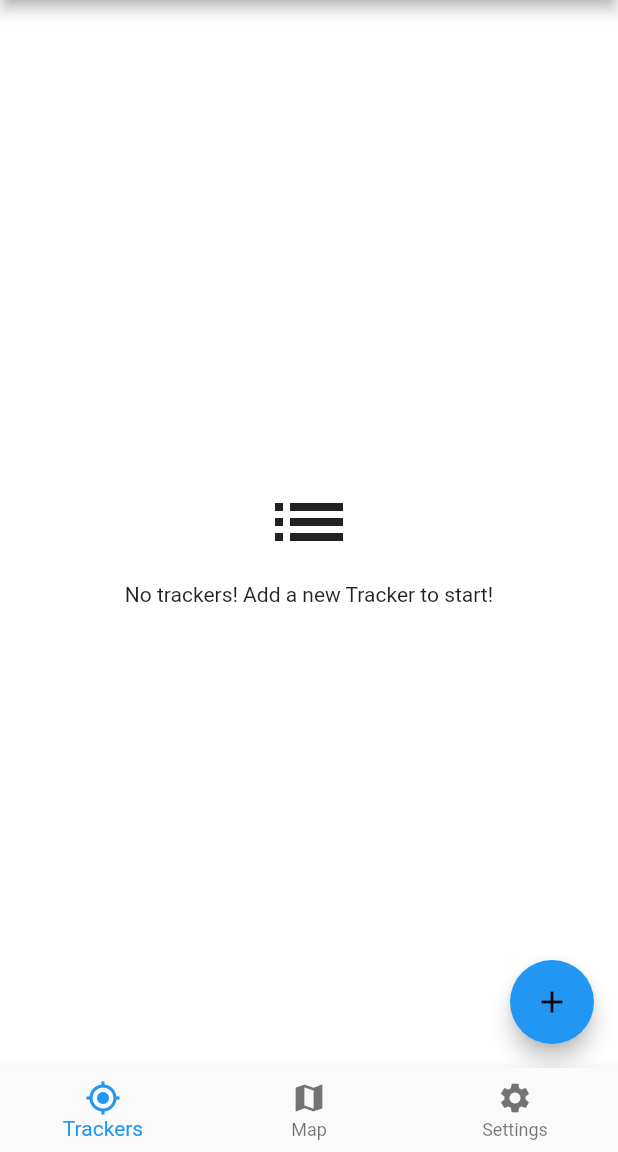
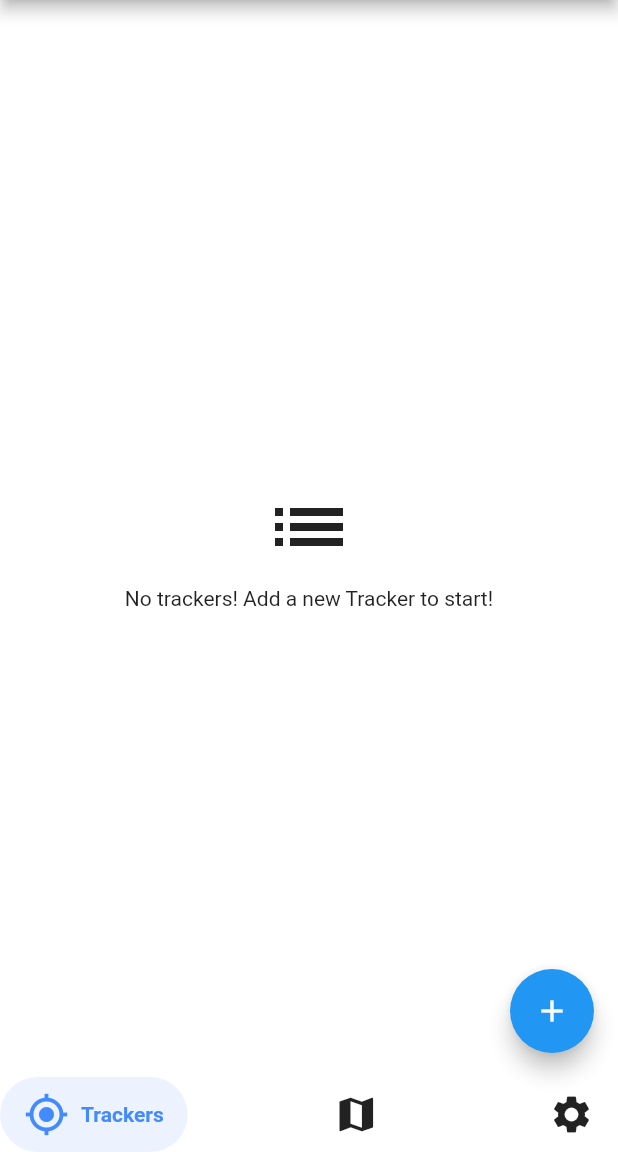
Before and after one commit to tentone/car-tracker-flutter, a Flutter app: the screen it shows after launch, on a phone screen of 412 x 824 dp, the part 84-1236 px from its top. Run offline on Flutter 3.47's test engine with Material 2 defaults, Android fonts, the phone set to English and light mode, and no system bars; drawn by our look-alikes of salomon_bottom_bar; our stand-ins replace flutter_colorpicker, flutter_slidable, fluttertoast, geolocator, sqflite; missing offline and left inert: fluttercontactpicker, mapbox_gl, telephony; accounts and stored records are empty; statements that could not run were skipped.

Commit message:
Icon color base on theme

```diff
--- a/lib/screens/map.dart
+++ b/lib/screens/map.dart
@@ -17,6 +17,7 @@ import 'package:provider/provider.dart';
 import 'package:sqflite/sqflite.dart';
 import 'package:url_launcher/url_launcher.dart';
 import '../global.dart';
+import '../themes.dart';
 
 class MapScreen extends StatefulWidget {
   const MapScreen({Key? key}) : super(key: key);
@@ -121,7 +122,7 @@ class MapScreenState extends State<MapScreen> {
           }
           Modal.toast(context, Locales.get('requestedPosition', context));
         },
-        child: const Icon(Icons.gps_fixed),
+        child: Icon(Icons.gps_fixed, color: Themes.theme().textTheme.bodyText1?.color),
       ),
     );
   }
--- a/lib/screens/menu.dart
+++ b/lib/screens/menu.dart
@@ -2,6 +2,7 @@ import 'package:cartracker/locale/locales.dart';
 import 'package:cartracker/screens/settings.dart';
 import 'package:cartracker/screens/tracker_list.dart';
 import 'package:flutter/material.dart';
+import 'package:salomon_bottom_bar/salomon_bottom_bar.dart';
 
 import 'map.dart';
 
@@ -25,12 +26,12 @@ class MenuOption {
   late String label;
 
   /// Icon to display in the options
-  late Icon icon;
+  late IconData icon;
 
-  MenuOption({Widget Function(BuildContext context)? builder, String? label, Icon? icon}) {
+  MenuOption({Widget Function(BuildContext context)? builder, String? label, IconData? icon}) {
     this.builder = builder ?? (BuildContext builder) => Container();
     this.label = label ?? '';
-    this.icon = icon ?? const Icon(Icons.home);
+    this.icon = icon ?? Icons.home;
   }
 }
 
@@ -38,20 +39,21 @@ class MainMenuState extends State<MainMenu> {
   /// Index of the selected widget
   int selectedIndex = 0;
 
-  /// Options available in the meny
+  /// Options available in the menu
   static List<MenuOption> options = <MenuOption>[
-    MenuOption(label: 'trackers', builder: (BuildContext context) => const TrackerListScreen(), icon: const Icon(Icons.gps_fixed)),
-    MenuOption(label: 'map', builder: (BuildContext context) => const MapScreen(), icon: const Icon(Icons.map)),
-    MenuOption(label: 'settings', builder: (BuildContext context) => const SettingsScreen(), icon: const Icon(Icons.settings))
+    MenuOption(label: 'trackers', builder: (BuildContext context) => const TrackerListScreen(), icon: Icons.gps_fixed),
+    MenuOption(label: 'map', builder: (BuildContext context) => const MapScreen(), icon: Icons.map),
+    MenuOption(label: 'settings', builder: (BuildContext context) => const SettingsScreen(), icon: Icons.settings)
   ];
 
   @override
   Widget build(BuildContext context) {
-    List<BottomNavigationBarItem> buttons = [];
+    List<SalomonBottomBarItem> buttons = [];
     for (int i = 0; i < options.length; i++) {
-      buttons.add(BottomNavigationBarItem(
-        icon: options[i].icon,
-        label: Locales.get(options[i].label, context),
+      buttons.add(SalomonBottomBarItem(
+        icon: Icon(options[i].icon, size: 30.0,),
+        title: Text(Locales.get(options[i].label, context)),
+        selectedColor: Colors.blueAccent
       ));
     }
 
@@ -62,7 +64,8 @@ class MainMenuState extends State<MainMenu> {
       body: Center(
         child: options.elementAt(selectedIndex).builder(context),
       ),
-      bottomNavigationBar: BottomNavigationBar(
+      bottomNavigationBar: SalomonBottomBar(
+        margin: EdgeInsets.zero,
         items: buttons,
         currentIndex: selectedIndex,
         onTap: (int index) => {
--- a/lib/screens/tracker_edit.dart
+++ b/lib/screens/tracker_edit.dart
@@ -11,6 +11,8 @@ import 'package:flutter/services.dart';
 import 'package:flutter_colorpicker/flutter_colorpicker.dart';
 import 'package:fluttercontactpicker/fluttercontactpicker.dart';
 import 'package:sqflite/sqflite.dart';
+
+import '../themes.dart';
 
 class TrackerEditScreen extends StatefulWidget {
   final Tracker tracker;
@@ -358,7 +360,7 @@ class TrackerEditScreenState extends State<TrackerEditScreen> {
                 widget.tracker.requestLocation();
                 Modal.toast(context, Locales.get('requestedPosition', context));
               },
-              child: const Icon(Icons.gps_fixed),
+              child: Icon(Icons.gps_fixed, color: Themes.theme().textTheme.bodyText1?.color),
             ),
     );
   }
--- a/lib/screens/tracker_list.dart
+++ b/lib/screens/tracker_list.dart
@@ -8,6 +8,8 @@ import 'package:flutter/material.dart';
 import 'package:flutter_slidable/flutter_slidable.dart';
 import 'package:provider/provider.dart';
 import 'package:sqflite/sqflite.dart';
+
+import '../themes.dart';
 
 class TrackerListScreen extends StatefulWidget {
   const TrackerListScreen({Key? key}) : super(key: key);
@@ -88,7 +90,7 @@ class TrackerListScreenState extends State<TrackerListScreen> {
             return TrackerEditScreen(tracker);
           }));
         },
-        child: const Icon(Icons.add),
+        child: Icon(Icons.add, color: Themes.theme().textTheme.bodyText1?.color),
       ),
     );
   }
--- a/lib/screens/tracker_map.dart
+++ b/lib/screens/tracker_map.dart
@@ -13,6 +13,7 @@ import 'package:sqflite/sqflite.dart';
 import 'package:url_launcher/url_launcher.dart';
 
 import '../global.dart';
+import '../themes.dart';
 
 class TrackerPositionMapScreen extends StatefulWidget {
   final Tracker tracker;
@@ -100,7 +101,7 @@ class TrackerPositionMapScreenState extends State<TrackerPositionMapScreen> {
               return TrackerPositionListScreen(widget.tracker);
             }));
           },
-          child: const Icon(Icons.list),
+          child: Icon(Icons.list, color: Themes.theme().textTheme.bodyText1?.color),
         ),
         body: FutureBuilder(future: () async {
           Database? db = await DataBase.get();
--- a/lib/themes.dart
+++ b/lib/themes.dart
@@ -3,6 +3,18 @@ import 'package:flutter/material.dart';
 class Themes {
   /// Indicate if dark mode is used
   static ThemeMode mode = ThemeMode.system;
+
+  static ThemeData theme() {
+    ThemeMode mode = Themes.mode;
+
+    if (mode == ThemeMode.dark) {
+      return Themes.darkTheme;
+    } else if(mode == ThemeMode.light) {
+      return Themes.lightTheme;
+    }
+
+    return MediaQuery.platformBrightnessOf == Brightness.light ? Themes.lightTheme : Themes.darkTheme;
+  }
 
   /// Light/white theme configurations
   static ThemeData lightTheme = ThemeData(
--- a/pubspec.yaml
+++ b/pubspec.yaml
@@ -28,7 +28,8 @@ dependencies:
   flutter_slidable: 1.2.0
   url_launcher: 6.0.18
   geolocator: 8.0.5
-  curved_navigation_bar: 1.0.3
+  salomon_bottom_bar: 3.2.0
+  animated_icon: 0.0.2
 
 dev_dependencies:
   flutter_test:
```
